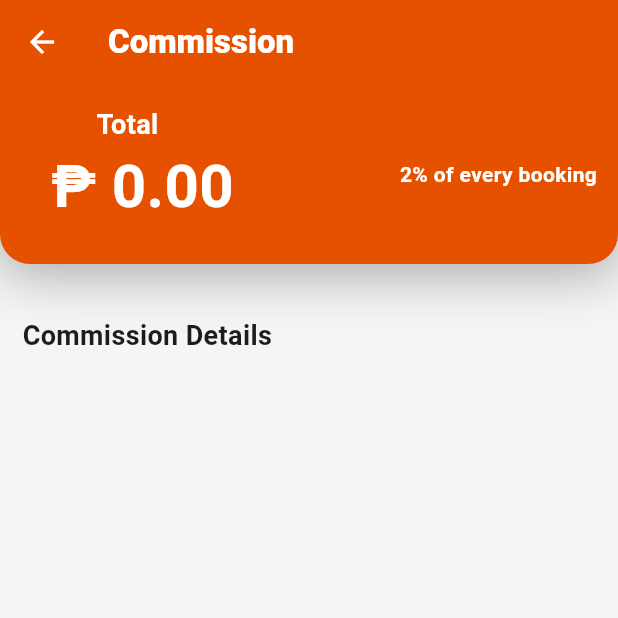
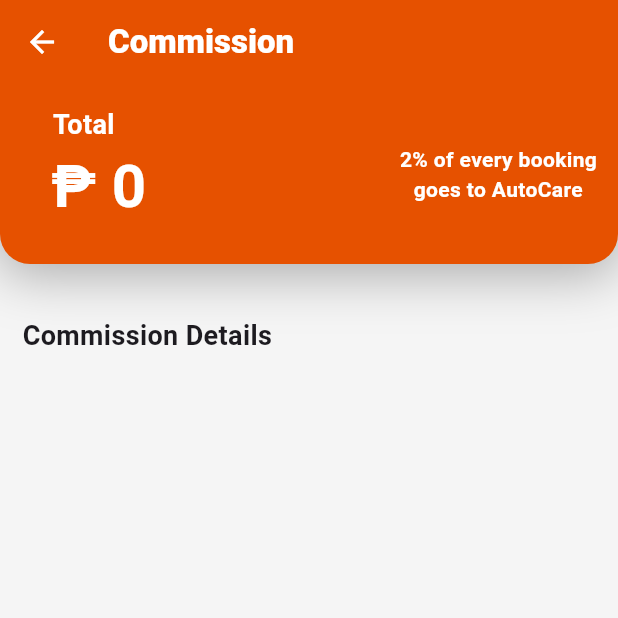
Before and after one commit to TechPyllars2024/AutoCareAutomotive, a Flutter app: the AutomotiveCommission screen opened directly with empty values, on a phone screen of 412 x 824 dp, the top half of it. Run offline on Flutter 3.47's test engine with Material 3 defaults, Android fonts, the phone set to English and light mode, and no system bars; our stand-ins replace carousel_slider, cloud_firestore, curved_navigation_bar, file_picker, firebase_auth, firebase_core and 13 more; missing offline and left inert: flutter_pannable_rating_bar, flutter_pdfview; accounts and stored records are empty; statements that could not run were skipped.

Commit message:
fix-commission: updated and fixes the automotive_commission.dart

```diff
--- a/lib/ProfileManagement/screens/automotive_commission.dart
+++ b/lib/ProfileManagement/screens/automotive_commission.dart
@@ -6,6 +6,7 @@ import '../services/commission_services.dart';
 
 class AutomotiveCommission extends StatefulWidget {
   final serviceProviderUid;
+
   const AutomotiveCommission({super.key, required this.serviceProviderUid});
 
   @override
@@ -13,29 +14,35 @@ class AutomotiveCommission extends StatefulWidget {
 }
 
 class _AutomotiveCommissionState extends State<AutomotiveCommission> {
-  double totalCommission = 0.0;
+  Map<String, double>? totalCommission;
   List<Commission> commissionDetails = [];
+  bool isLoading = true; // Track loading state
 
   @override
   void initState() {
     super.initState();
+    _loadCommissionData();
     _calculateTotalCommission();
-    _loadCommissionData();
   }
 
   Future<void> _calculateTotalCommission() async {
-    final total = await CommissionService.calculateTotalCommission();
+    final total = await CommissionService.calculateTotalCommissionByProvider();
     setState(() {
       totalCommission = total;
     });
   }
 
   Future<void> _loadCommissionData() async {
-    final commissions = await CommissionService.fetchCommissionDetails(widget.serviceProviderUid);
-    final total = await CommissionService.calculateTotalCommission();
+    setState(() {
+      isLoading = true; // Set loading state to true before fetching data
+    });
+
+    final commissions = await CommissionService.fetchCommissionDetails(
+        widget.serviceProviderUid);
+
     setState(() {
       commissionDetails = commissions;
-      totalCommission = total;
+      isLoading = false;
     });
   }
 
@@ -57,7 +64,13 @@ class _AutomotiveCommissionState extends State<AutomotiveCommission> {
           },
         ),
       ),
-      body: SingleChildScrollView(
+      body: isLoading
+          ? const Center(
+              child: CircularProgressIndicator(
+                valueColor: AlwaysStoppedAnimation<Color>(Colors.orange),
+              ), // Show loading spinner
+            )
+          : SingleChildScrollView(
               child: Column(
                 mainAxisSize: MainAxisSize.min,
                 children: [
@@ -98,7 +111,9 @@ class _AutomotiveCommissionState extends State<AutomotiveCommission> {
                               Padding(
                                 padding: const EdgeInsets.only(left: 20.0),
                                 child: Text(
-                            '₱ ${totalCommission.toStringAsFixed(2)}',
+                                  totalCommission != null
+                                      ? '₱ ${totalCommission?[widget.serviceProviderUid]}'
+                                      : '₱ 0',
                                   style: const TextStyle(
                                     color: Colors.white,
                                     fontSize: 40,
@@ -110,42 +125,46 @@ class _AutomotiveCommissionState extends State<AutomotiveCommission> {
                           ),
                           const Spacer(),
                           const Text(
-                      '2% of every booking',
+                            '2% of every booking\ngoes to AutoCare',
                             style: TextStyle(
                               color: Colors.white,
                               fontSize: 14,
                               fontWeight: FontWeight.bold,
                             ),
-                    ),
+                            textAlign: TextAlign.center,
+                          )
                         ],
                       ),
                     ),
                   ),
                   const SizedBox(height: 30),
                   const Padding(
-              padding: EdgeInsets.symmetric(horizontal: 15.0, vertical: 5),
+                    padding:
+                        EdgeInsets.symmetric(horizontal: 15.0, vertical: 5),
                     child: Align(
                         alignment: Alignment.centerLeft,
                         child: Text(
                           "Commission Details",
-                style: TextStyle(fontSize: 18, fontWeight: FontWeight.bold),
+                          style: TextStyle(
+                              fontSize: 18, fontWeight: FontWeight.bold),
                         )),
                   ),
                   Padding(
                     padding: const EdgeInsets.symmetric(horizontal: 16),
                     child: Column(
-                children: List.generate(commissionDetails.length, (index) {
+                      children:
+                          List.generate(commissionDetails.length, (index) {
                         final commission = commissionDetails[index];
                         return Card(
                           color: Colors.white,
                           elevation: 10,
                           shape: RoundedRectangleBorder(
-                      borderRadius: BorderRadius.circular(12), // Rounded corners for the card
+                            borderRadius: BorderRadius.circular(12),
                           ),
-                    margin: const EdgeInsets.only(bottom: 16), // Margin between cards
+                          margin: const EdgeInsets.only(bottom: 16),
                           child: Padding(
                             padding: const EdgeInsets.all(16),
-                      child: Column( // Use Column for better layout management
+                            child: Column(
                               crossAxisAlignment: CrossAxisAlignment.start,
                               children: [
                                 // Car Owner and Service Name (First Column)
@@ -156,7 +175,7 @@ class _AutomotiveCommissionState extends State<AutomotiveCommission> {
                                     fontWeight: FontWeight.bold,
                                   ),
                                 ),
-                          const SizedBox(height: 8), // Space between owner name and service name
+                                const SizedBox(height: 8),
 
                                 // Service Name (Second Column)
                                 Text(
@@ -169,7 +188,8 @@ class _AutomotiveCommissionState extends State<AutomotiveCommission> {
 
                                 // Pricing (Third Column)
                                 Row(
-                            mainAxisAlignment: MainAxisAlignment.spaceBetween,
+                                  mainAxisAlignment:
+                                      MainAxisAlignment.spaceBetween,
                                   children: [
                                     Text(
                                       '₱ ${commission.totalPrice.toStringAsFixed(2)}',
```
Lines whose indentation alone changed are shown as unchanged.
